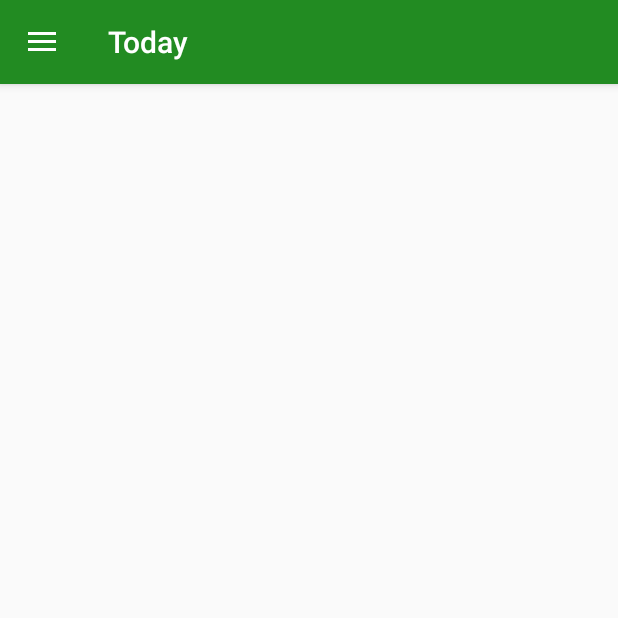
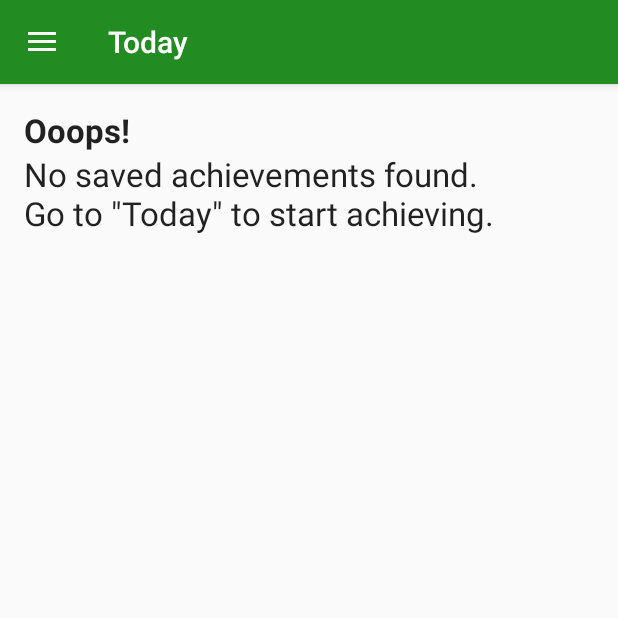
Before and after one commit to mattdietrich/Achieved, an Android app: the fragment AchievementsFragment placed in its activity, on a phone screen of 412 x 824 dp, the top half of it. Run offline under Robolectric (Android 15) with nearby library versions, the phone set to English and light mode, and no system bars; 1 statement that could not run was skipped.

Commit message:
Show a friendly message if there's 0 achievements

```diff
--- a/app/src/main/java/ca/mdietr/achieved/AchievementsFragment.java
+++ b/app/src/main/java/ca/mdietr/achieved/AchievementsFragment.java
@@ -9,6 +9,7 @@ import android.view.LayoutInflater;
 import android.view.View;
 import android.view.ViewGroup;
 import android.widget.ListView;
+import android.widget.TextView;
 
 import ca.mdietr.achieved.achievements.AchievementsCursorAdapter;
 import ca.mdietr.achieved.database.DatabaseAccessObject;
@@ -25,6 +26,12 @@ import ca.mdietr.achieved.database.DatabaseAccessObject;
 public class AchievementsFragment extends Fragment {
 
     private ListView listView;
+
+    private TextView txtNoAchievementsTitle;
+    private TextView txtNoAchievementsMessage;
+
+    private View[] noAchievementsViews;
+
     private AchievementsCursorAdapter cursorAdapter;
 
     private OnFragmentInteractionListener mListener;
@@ -60,6 +67,11 @@ public class AchievementsFragment extends Fragment {
         View rootView = inflater.inflate(R.layout.fragment_achievements, container, false);
 
         listView = (ListView) rootView.findViewById(R.id.lv_achievements);
+
+        txtNoAchievementsTitle = (TextView) rootView.findViewById(R.id.no_achievements_title);
+        txtNoAchievementsMessage = (TextView) rootView.findViewById(R.id.no_achievements_message);
+
+        noAchievementsViews = new View[] {txtNoAchievementsTitle, txtNoAchievementsMessage};
 
         return rootView;
     }
@@ -99,11 +111,21 @@ public class AchievementsFragment extends Fragment {
 
     private void refresh() {
         Cursor cursor = getAchievementsCursor();
+        if (cursor == null || cursor.getCount() <= 0 )
+            setViewListVisibility(noAchievementsViews, View.VISIBLE); // Show the "No Achievements" message
+        else
+            setViewListVisibility(noAchievementsViews, View.GONE); // Hide the "No Achievements" message
         if (cursorAdapter == null) {
             cursorAdapter = new AchievementsCursorAdapter(getActivity(), cursor);
             listView.setAdapter(cursorAdapter);
         } else {
             cursorAdapter.changeCursor(cursor);
+        }
+    }
+
+    private void setViewListVisibility(View[] viewList, int visibility) {
+        for (View v: viewList) {
+            v.setVisibility(visibility);
         }
     }
 
--- a/app/src/main/res/layout/fragment_achievements.xml
+++ b/app/src/main/res/layout/fragment_achievements.xml
@@ -1,4 +1,4 @@
-<FrameLayout xmlns:android="http://schemas.android.com/apk/res/android"
+<RelativeLayout xmlns:android="http://schemas.android.com/apk/res/android"
     xmlns:tools="http://schemas.android.com/tools"
     android:layout_width="match_parent"
     android:layout_height="match_parent"
@@ -8,9 +8,27 @@
     android:paddingBottom="@dimen/activity_vertical_margin"
     tools:context="ca.mdietr.achieved.AchievementsFragment">
 
+    <TextView
+        android:id="@+id/no_achievements_title"
+        android:layout_width="wrap_content"
+        android:layout_height="wrap_content"
+        android:textAppearance="?android:attr/textAppearanceLarge"
+        android:textStyle="bold"
+        android:visibility="gone"
+        android:text="@string/no_achievements_title"/>
+
+    <TextView
+        android:id="@+id/no_achievements_message"
+        android:layout_width="wrap_content"
+        android:layout_height="wrap_content"
+        android:layout_below="@id/no_achievements_title"
+        android:textAppearance="?android:attr/textAppearanceLarge"
+        android:visibility="gone"
+        android:text="@string/no_achievements_message"/>
+
     <ListView
         android:id="@+id/lv_achievements"
         android:layout_width="match_parent"
         android:layout_height="wrap_content" />
 
-</FrameLayout>
+</RelativeLayout>
--- a/app/src/main/res/values/strings.xml
+++ b/app/src/main/res/values/strings.xml
@@ -11,6 +11,8 @@
     <string name="action_settings">Settings</string>
     <string name="no_goal_title">Hi there!</string>
     <string name="no_goal_message">It\'s time to set today\'s goal.\nHit the \"+\" button to get started.</string>
+    <string name="no_achievements_title">Ooops!</string>
+    <string name="no_achievements_message">No saved achievements found.\nGo to \"Today\" to start achieving.</string>
     <string name="hello_blank_fragment">Hello blank fragment</string>
     <string name="title_activity_new_goal">Set a new goal</string>
     <string name="new_goal_text_hint">Today\'s Goal</string>
```
